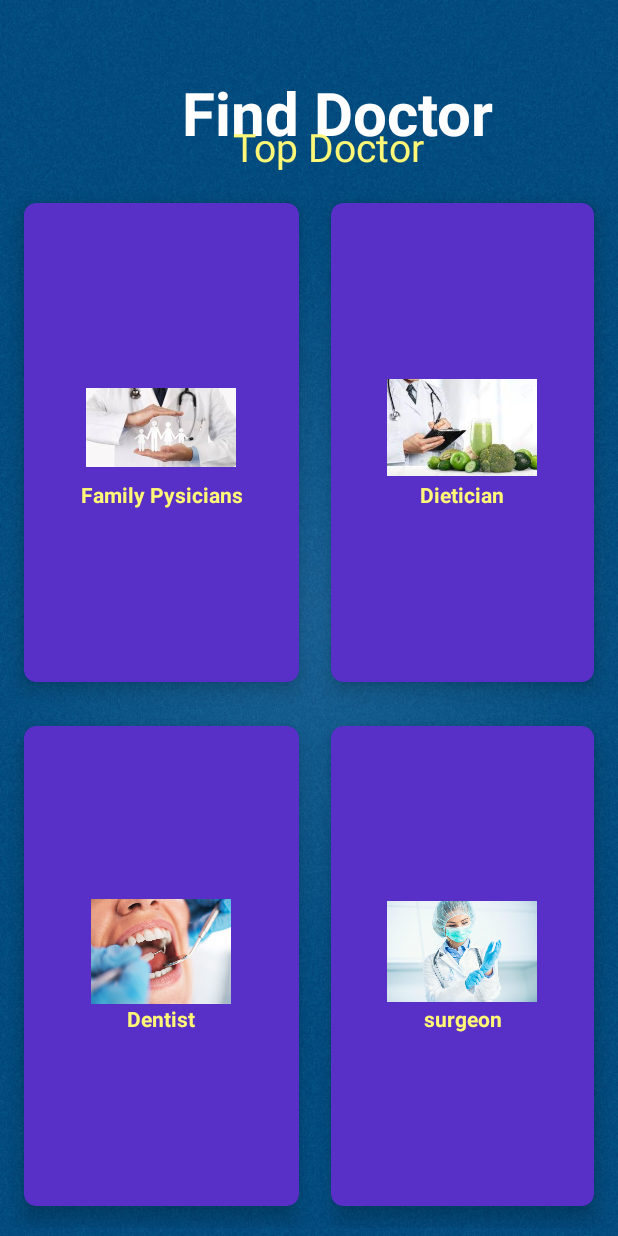
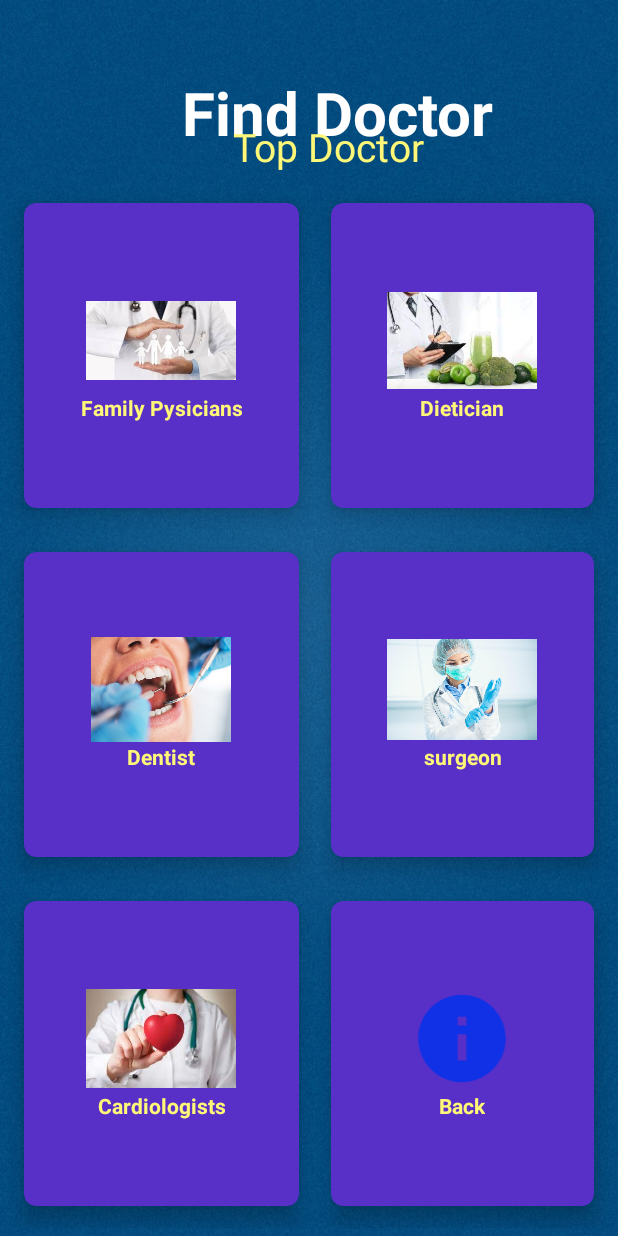
Before and after one commit to ianotieno/MyHospitalApp, an Android app: the FindDoctorActivity screen opened directly, with no data from a screen before it, on a phone screen of 412 x 824 dp. Run offline under Robolectric (Android 15) with nearby library versions, the phone set to English and light mode, and no system bars.

Commit message:
update call dr

```diff
--- a/app/src/main/java/com/example/myhospitalapp/FindDoctorActivity.java
+++ b/app/src/main/java/com/example/myhospitalapp/FindDoctorActivity.java
@@ -1,9 +1,13 @@
 package com.example.myhospitalapp;
 
+import android.content.Intent;
+import android.content.SharedPreferences;
 import android.os.Bundle;
+import android.view.View;
 
 import androidx.activity.EdgeToEdge;
 import androidx.appcompat.app.AppCompatActivity;
+import androidx.cardview.widget.CardView;
 import androidx.core.graphics.Insets;
 import androidx.core.view.ViewCompat;
 import androidx.core.view.WindowInsetsCompat;
@@ -16,5 +20,14 @@ public class FindDoctorActivity extends AppCompatActivity {
         EdgeToEdge.enable(this);
         setContentView(R.layout.activity_find_doctor);
 
+        CardView exit = findViewById(R.id.cardFDBack);
+
+
+        exit.setOnClickListener(new View.OnClickListener() {
+            @Override
+            public void onClick(View v) {
+                startActivity(new Intent(FindDoctorActivity.this,HomeActivity.class));
+            }
+        });
     }
 }
--- a/app/src/main/res/layout/activity_find_doctor.xml
+++ b/app/src/main/res/layout/activity_find_doctor.xml
@@ -190,6 +190,77 @@
             </LinearLayout>
 
         </androidx.cardview.widget.CardView>
+        <androidx.cardview.widget.CardView
+            android:id="@+id/cardFDCardiologists"
+            android:layout_width="wrap_content"
+            android:layout_height="wrap_content"
+            android:layout_row="2"
+            android:layout_column="0"
+            android:layout_rowWeight="1"
+            android:layout_columnWeight="1"
+            android:layout_gravity="fill"
+            app:cardBackgroundColor="@color/darkPurple"
+            app:cardCornerRadius="8dp"
+            app:cardElevation="8dp"
+            app:cardUseCompatPadding="true"
+            >
+            <LinearLayout
+                android:layout_width="wrap_content"
+                android:layout_height="wrap_content"
+                android:layout_gravity="center_horizontal|center_vertical"
+                android:gravity="center"
+                android:orientation="vertical">
+                <ImageView
+                    android:layout_width="100dp"
+                    android:layout_height="70dp"
+                    android:src="@drawable/cardiologists"/>
+                <TextView
+                    android:layout_width="wrap_content"
+                    android:layout_height="wrap_content"
+                    android:text="Cardiologists"
+                    android:textAlignment="center"
+                    android:textColor="#fff777"
+                    android:textStyle="bold"
 
+                    />
+            </LinearLayout>
+
+        </androidx.cardview.widget.CardView>
+        <androidx.cardview.widget.CardView
+            android:id="@+id/cardFDBack"
+            android:layout_width="wrap_content"
+            android:layout_height="wrap_content"
+            android:layout_row="2"
+            android:layout_column="1"
+            android:layout_rowWeight="1"
+            android:layout_columnWeight="1"
+            android:layout_gravity="fill"
+            app:cardBackgroundColor="@color/darkPurple"
+            app:cardCornerRadius="8dp"
+            app:cardElevation="8dp"
+            app:cardUseCompatPadding="true"
+            >
+            <LinearLayout
+                android:layout_width="wrap_content"
+                android:layout_height="wrap_content"
+                android:layout_gravity="center_horizontal|center_vertical"
+                android:gravity="center"
+                android:orientation="vertical">
+                <ImageView
+                    android:layout_width="100dp"
+                    android:layout_height="70dp"
+                    android:src="@drawable/info"/>
+                <TextView
+                    android:layout_width="wrap_content"
+                    android:layout_height="wrap_content"
+                    android:text="Back"
+                    android:textAlignment="center"
+                    android:textColor="#fff777"
+                    android:textStyle="bold"
+
+                    />
+            </LinearLayout>
+
+        </androidx.cardview.widget.CardView>
     </GridLayout>
 </RelativeLayout>
```
